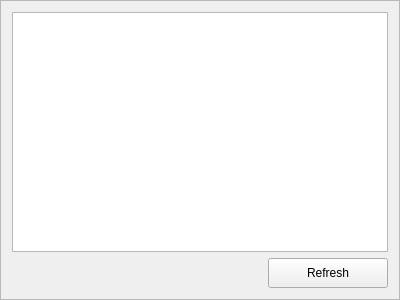
This is source/JudgeClient/forms/FrameRuns.ui in mysterylx/Judge as Qt 5 draws it before an edit. The edited form follows.
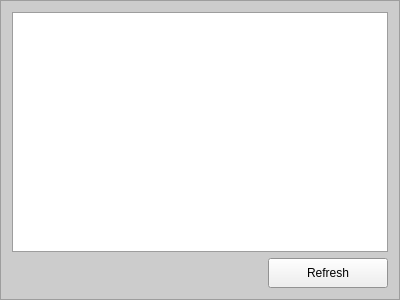
This is the edited form.

```diff
--- a/source/JudgeClient/forms/FrameRuns.ui
+++ b/source/JudgeClient/forms/FrameRuns.ui
@@ -16,6 +16,43 @@
     <verstretch>0</verstretch>
    </sizepolicy>
   </property>
+  <property name="palette">
+   <palette>
+    <active>
+     <colorrole role="Window">
+      <brush brushstyle="SolidPattern">
+       <color alpha="255">
+        <red>204</red>
+        <green>204</green>
+        <blue>204</blue>
+       </color>
+      </brush>
+     </colorrole>
+    </active>
+    <inactive>
+     <colorrole role="Window">
+      <brush brushstyle="SolidPattern">
+       <color alpha="255">
+        <red>204</red>
+        <green>204</green>
+        <blue>204</blue>
+       </color>
+      </brush>
+     </colorrole>
+    </inactive>
+    <disabled>
+     <colorrole role="Window">
+      <brush brushstyle="SolidPattern">
+       <color alpha="255">
+        <red>204</red>
+        <green>204</green>
+        <blue>204</blue>
+       </color>
+      </brush>
+     </colorrole>
+    </disabled>
+   </palette>
+  </property>
   <property name="windowTitle">
    <string>Frame</string>
   </property>
```
